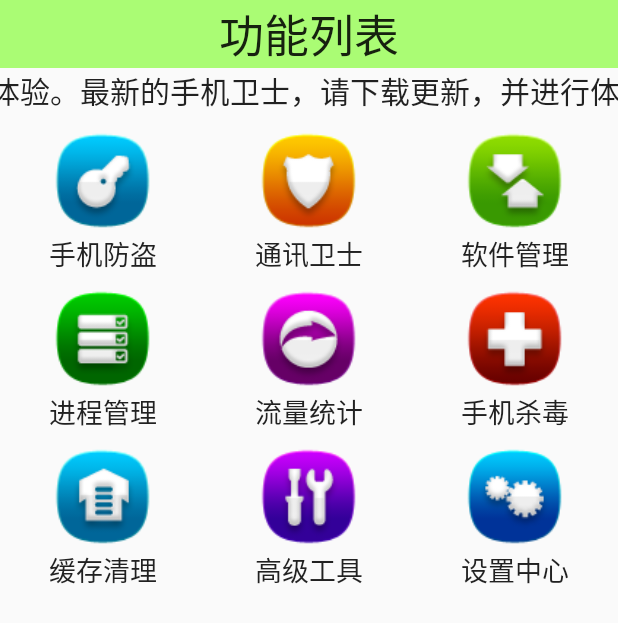
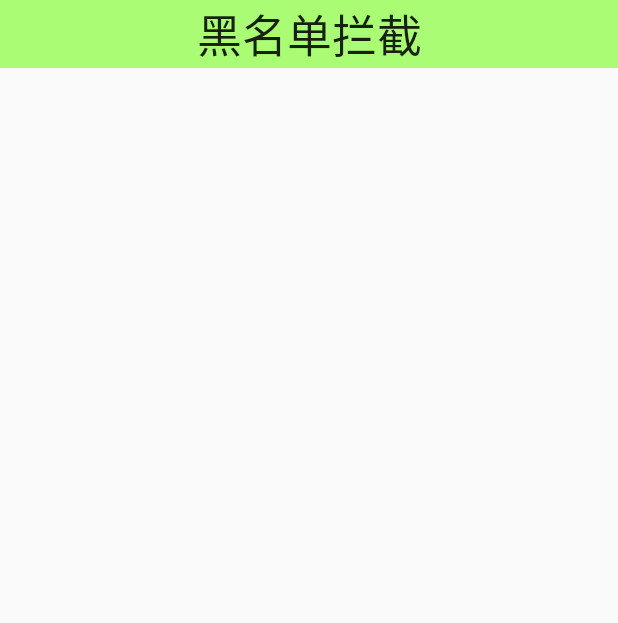
Before and after one commit to LinChengChun/MobileSafe, an Android app: the screen it shows after launch (HomeActivity before the commit, CallSmsSafeActivity after it), after a tap on "通讯卫士", on a phone screen of 412 x 824 dp. Shown: the top 623 px of the screen. Run offline under Robolectric (Android 15) with nearby library versions, the phone set to English and light mode, and no system bars; our stand-ins replace ButterKnife; 1 other tap on this screen came first.

Commit message:
通讯卫士模块，建立黑名单数据库，并添加单元测试，复习数据库操作指令与接口

```diff
--- a/app/build.gradle
+++ b/app/build.gradle
@@ -18,11 +18,15 @@ android {
             proguardFiles getDefaultProguardFile('proguard-android.txt'), 'proguard-rules.pro'
         }
     }
+    testOptions {
+        unitTests.returnDefaultValues = true
+    }
 }
 
 dependencies {
     compile fileTree(dir: 'libs', include: ['*.jar'])
     testCompile 'junit:junit:4.12'
+    testCompile "org.mockito:mockito-core:1.9.5"
     compile 'com.android.support:appcompat-v7:23.4.0'
     compile 'com.jakewharton:butterknife:8.1.0'
     apt 'com.jakewharton:butterknife-compiler:8.1.0'
--- /dev/null
+++ b/app/src/main/java/com/mobilesafe/activity/CallSmsSafeActivity.java
@@ -0,0 +1,38 @@
+package com.mobilesafe.activity;
+
+import android.widget.ListView;
+
+import com.mobilesafe.R;
+import com.mobilesafe.base.BaseActivity;
+
+import butterknife.BindView;
+import butterknife.ButterKnife;
+
+/**
+ * Created by Administrator on 2016/8/23.
+ */
+public class CallSmsSafeActivity extends BaseActivity {
+
+    @BindView(R.id.lv_callsms_safe)
+    ListView lvCallSmsSafe;
+
+    @Override
+    protected int initLayout() {
+        return R.layout.activity_call_sms_safe;
+    }
+
+    @Override
+    protected void initView() {
+        ButterKnife.bind(this);
+
+
+    }
+
+    @Override
+    protected void initListener() {
+    }
+
+    @Override
+    protected void initData() {
+    }
+}
--- a/app/src/main/java/com/mobilesafe/activity/HomeActivity.java
+++ b/app/src/main/java/com/mobilesafe/activity/HomeActivity.java
@@ -56,16 +56,21 @@ public class HomeActivity extends BaseActivity {
         gvListHome.setOnItemClickListener(new AdapterView.OnItemClickListener() {
             @Override
             public void onItemClick(AdapterView<?> parent, View view, int position, long id) {
+                Intent intent; // 定义一个意图
                 switch (position){
                     case 0:// 进入手机防盗页面
                         showLoadingFindDialog();
                         break;
+                    case 1:// 进入通讯卫士页面
+                        intent = new Intent(HomeActivity.this, CallSmsSafeActivity.class);
+                        startActivity(intent);
+                        break;
                     case 7: // 启动高级工具页面
-                        Intent intents = new Intent(HomeActivity.this, AtoolsActivity.class);
-                        startActivity(intents);
+                        intent = new Intent(HomeActivity.this, AtoolsActivity.class);
+                        startActivity(intent);
                         break;
                     case 8:// 启动设置页面
-                        Intent intent = new Intent(HomeActivity.this, SettingActivity.class);
+                        intent = new Intent(HomeActivity.this, SettingActivity.class);
                         startActivity(intent);
                         break;
                     default:break;
--- /dev/null
+++ b/app/src/main/res/layout/activity_call_sms_safe.xml
@@ -0,0 +1,26 @@
+<?xml version="1.0" encoding="utf-8"?>
+<LinearLayout xmlns:android="http://schemas.android.com/apk/res/android"
+    android:orientation="vertical" android:layout_width="match_parent"
+    android:layout_height="match_parent">
+
+    <TextView
+        android:layout_width="match_parent"
+        android:layout_height="wrap_content"
+        android:gravity="center_horizontal"
+        android:textAppearance="?android:attr/textAppearanceLarge"
+        android:text="黑名单拦截"
+        android:textSize="30sp"
+        android:background="#8866ff00"
+        android:layout_gravity="center_horizontal|center_vertical" />
+
+    <ListView
+        android:layout_width="fill_parent"
+        android:layout_height="fill_parent"
+        android:layout_margin="@dimen/activity_horizontal_margin"
+        android:divider="@color/colorPrimaryDark"
+        android:dividerHeight="2dp"
+        android:id="@+id/lv_callsms_safe">
+    </ListView>
+
+
+</LinearLayout>
```
Also changed, not shown: app/src/main/AndroidManifest.xml (+9 -0 lines), app/src/main/java/com/mobilesafe/db/BlackNumberDBOpenHelper.java (added, +29 -0 lines), app/src/main/java/com/mobilesafe/db/dao/BlackNumberDao.java (added, +82 -0 lines), app/src/main/java/com/mobilesafe/service/AddressService.java (+16 -1 lines), app/src/main/java/com/mobilesafe/test/TestBlackNumberDB.java (added, +40 -0 lines), 1 other file.
